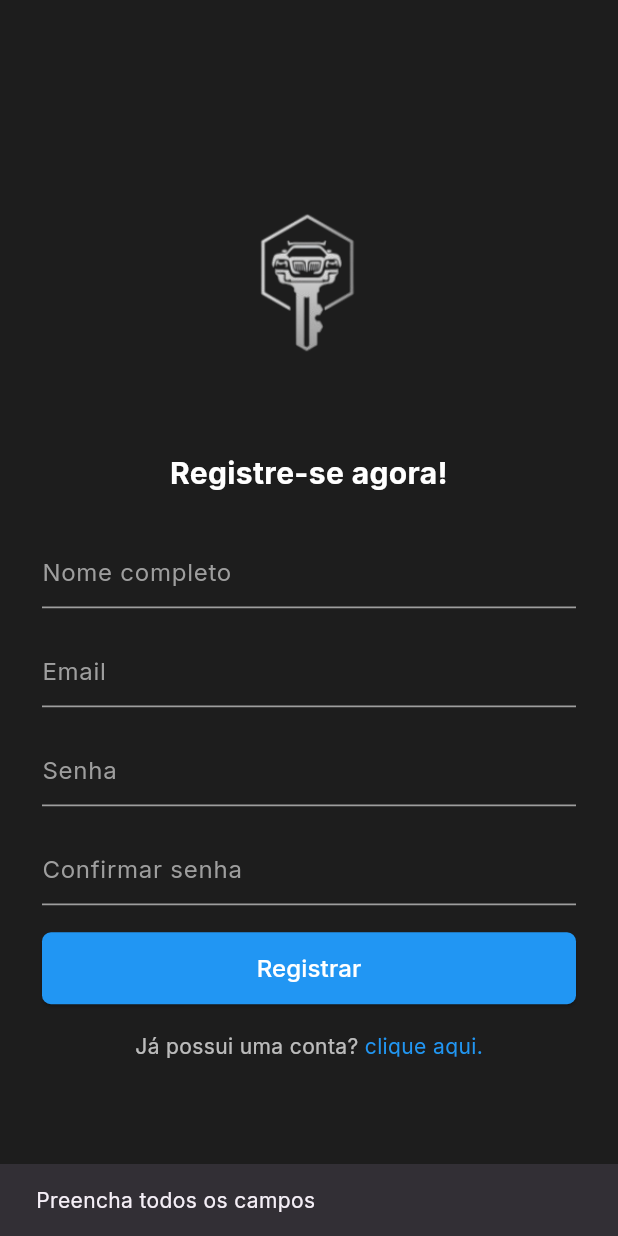
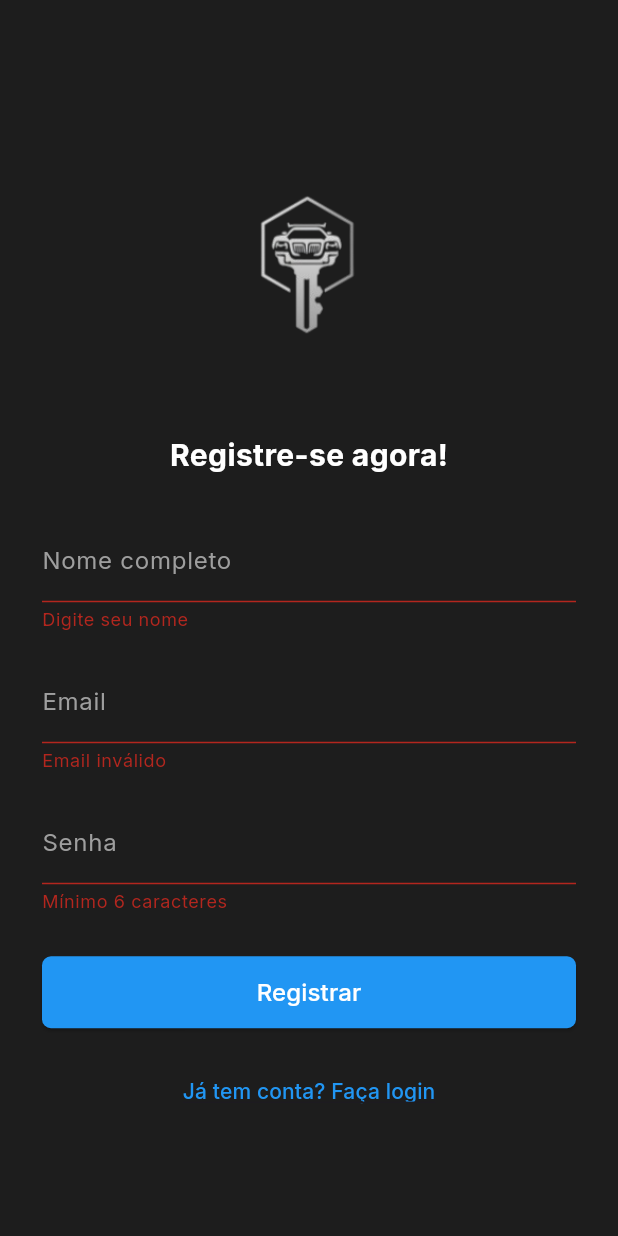
Before and after one commit to tduarte29/keybookTestes, a Flutter app: the RegisterScreen screen opened by its route, after a tap on "Registrar", on a phone screen of 412 x 824 dp. Run offline on Flutter 3.47's test engine with Material 3 defaults, Android fonts, the phone set to English and light mode, and no system bars; our stand-ins replace flutter_local_notifications, geolocator, google_fonts, google_maps_flutter, image_picker, permission_handler and 1 more; accounts and stored records are empty.

Commit message:
fix: registro funcionando de novo

```diff
--- a/lib/screens/register_screen.dart
+++ b/lib/screens/register_screen.dart
@@ -1,9 +1,5 @@
-import 'dart:convert';
-
 import 'package:flutter/material.dart';
 import 'package:google_fonts/google_fonts.dart';
-import 'package:http/http.dart' as http;
-
 import 'package:keybook/service/auth_service.dart';
 
 class RegisterScreen extends StatefulWidget {
@@ -14,73 +10,27 @@ class RegisterScreen extends StatefulWidget {
 }
 
 class _RegisterScreenState extends State<RegisterScreen> {
-  // Controladores para os campos de texto
-  final TextEditingController _emailController = TextEditingController();
-  final TextEditingController _passwordController = TextEditingController();
-  final TextEditingController _confirmPasswordController =
-      TextEditingController();
-  final TextEditingController _nameController = TextEditingController();
-
-  bool _isLoading = false;
+  final _formKey = GlobalKey<FormState>();
+  final _emailController = TextEditingController();
+  final _passwordController = TextEditingController();
+  final _nameController = TextEditingController();
 
   @override
   void dispose() {
     _emailController.dispose();
     _passwordController.dispose();
-    _confirmPasswordController.dispose();
     _nameController.dispose();
     super.dispose();
   }
 
-  bool _validateEmail(String email) {
-    return RegExp(r'^[\w-\.]+@([\w-]+\.)+[\w-]{2,4}$').hasMatch(email);
-  }
-
-  bool _validatePassword(String password) {
-    return password.length >= 6;
-  }
-
   Future<void> _handleRegister() async {
-    // Validar campos básicos primeiro
-    if (_nameController.text.isEmpty ||
-        _emailController.text.isEmpty ||
-        _passwordController.text.isEmpty ||
-        _confirmPasswordController.text.isEmpty) {
-      ScaffoldMessenger.of(
-        context,
-      ).showSnackBar(const SnackBar(content: Text('Preencha todos os campos')));
-      return;
-    }
-
-    if (_passwordController.text != _confirmPasswordController.text) {
-      ScaffoldMessenger.of(
-        context,
-      ).showSnackBar(const SnackBar(content: Text('As senhas não coincidem')));
-      return;
-    }
-
-    if (!_validateEmail(_emailController.text)) {
-      ScaffoldMessenger.of(
-        context,
-      ).showSnackBar(const SnackBar(content: Text('Email inválido')));
-      return;
-    }
-
-    if (!_validatePassword(_passwordController.text)) {
-      ScaffoldMessenger.of(context).showSnackBar(
-        const SnackBar(content: Text('Senha deve ter pelo menos 6 caracteres')),
-      );
-      return;
-    }
-
-    // Só ativa o loading depois de passar por todas as validações
-    setState(() => _isLoading = true);
+    if (!_formKey.currentState!.validate()) return;
 
     try {
       await AuthService.register(
-        _nameController.text,
-        _emailController.text,
-        _passwordController.text,
+        nome: _nameController.text,
+        email: _emailController.text,
+        password: _passwordController.text,
       );
 
       if (mounted) {
@@ -88,13 +38,9 @@ class _RegisterScreenState extends State<RegisterScreen> {
       }
     } catch (e) {
       if (mounted) {
-        ScaffoldMessenger.of(context).showSnackBar(
-          SnackBar(content: Text('Erro no registro: ${e.toString()}')),
-        );
-      }
-    } finally {
-      if (mounted) {
-        setState(() => _isLoading = false);
+        ScaffoldMessenger.of(
+          context,
+        ).showSnackBar(SnackBar(content: Text('Erro: ${e.toString()}')));
       }
     }
   }
@@ -107,6 +53,8 @@ class _RegisterScreenState extends State<RegisterScreen> {
         child: Center(
           child: SingleChildScrollView(
             padding: const EdgeInsets.symmetric(horizontal: 28),
+            child: Form(
+              key: _formKey,
               child: Column(
                 mainAxisAlignment: MainAxisAlignment.center,
                 children: [
@@ -115,7 +63,6 @@ class _RegisterScreenState extends State<RegisterScreen> {
                   const SizedBox(height: 48),
                   Text(
                     'Registre-se agora!',
-                  textAlign: TextAlign.center,
                     style: GoogleFonts.inter(
                       color: Colors.white,
                       fontSize: 20,
@@ -123,48 +70,42 @@ class _RegisterScreenState extends State<RegisterScreen> {
                     ),
                   ),
                   const SizedBox(height: 28),
-                _RegisterTextField(
+                  _buildTextField(
                     controller: _nameController,
-                  hintText: 'Nome completo',
-                  obscureText: false,
+                    label: 'Nome completo',
+                    validator:
+                        (value) => value!.isEmpty ? 'Digite seu nome' : null,
                   ),
                   const SizedBox(height: 18),
-                _RegisterTextField(
+                  _buildTextField(
                     controller: _emailController,
-                  hintText: 'Email',
-                  obscureText: false,
+                    label: 'Email',
+                    validator:
+                        (value) =>
+                            !value!.contains('@') ? 'Email inválido' : null,
                   ),
                   const SizedBox(height: 18),
-                _RegisterTextField(
+                  _buildTextField(
                     controller: _passwordController,
-                  hintText: 'Senha',
+                    label: 'Senha',
                     obscureText: true,
+                    validator:
+                        (value) =>
+                            value!.length < 6 ? 'Mínimo 6 caracteres' : null,
                   ),
-                const SizedBox(height: 18),
-                _RegisterTextField(
-                  controller: _confirmPasswordController,
-                  hintText: 'Confirmar senha',
-                  obscureText: true,
-                ),
-                const SizedBox(height: 18),
+                  const SizedBox(height: 28),
                   SizedBox(
                     width: double.infinity,
-                  child: SizedBox(
                     height: 48,
                     child: ElevatedButton(
-                      onPressed: _isLoading ? null : _handleRegister,
+                      onPressed: _handleRegister,
                       style: ElevatedButton.styleFrom(
                         backgroundColor: Colors.blue,
                         shape: RoundedRectangleBorder(
                           borderRadius: BorderRadius.circular(6),
                         ),
                       ),
-                      child:
-                          _isLoading
-                              ? const CircularProgressIndicator(
-                                color: Colors.white,
-                              )
-                              : Text(
+                      child: Text(
                         'Registrar',
                         style: GoogleFonts.inter(
                           color: Colors.white,
@@ -173,21 +114,11 @@ class _RegisterScreenState extends State<RegisterScreen> {
                       ),
                     ),
                   ),
-                ),
                   const SizedBox(height: 18),
-                Row(
-                  mainAxisAlignment: MainAxisAlignment.center,
-                  children: [
-                    Text(
-                      'Já possui uma conta? ',
-                      style: GoogleFonts.inter(color: Colors.white70),
-                    ),
-                    GestureDetector(
-                      onTap: () {
-                        Navigator.pushNamed(context, '/login');
-                      },
+                  TextButton(
+                    onPressed: () => Navigator.pushNamed(context, '/login'),
                     child: Text(
-                        'clique aqui.',
+                      'Já tem conta? Faça login',
                       style: GoogleFonts.inter(
                         color: Colors.blue,
                         decoration: TextDecoration.underline,
@@ -196,49 +127,34 @@ class _RegisterScreenState extends State<RegisterScreen> {
                   ),
                 ],
               ),
-                const SizedBox(height: 32),
-              ],
             ),
           ),
         ),
       ),
     );
   }
-}
 
-// Campo de texto customizado para registro, underline sutil e sem fundo
-class _RegisterTextField extends StatelessWidget {
-  final TextEditingController controller;
-  final String hintText;
-  final bool obscureText;
-
-  const _RegisterTextField({
-    required this.controller,
-    required this.hintText,
-    required this.obscureText,
-  });
-
-  @override
-  Widget build(BuildContext context) {
-    return TextField(
+  Widget _buildTextField({
+    required TextEditingController controller,
+    required String label,
+    bool obscureText = false,
+    String? Function(String?)? validator,
+  }) {
+    return TextFormField(
       controller: controller,
       obscureText: obscureText,
       style: GoogleFonts.inter(color: Colors.white),
       decoration: InputDecoration(
-        hintText: hintText,
-        hintStyle: GoogleFonts.inter(color: Colors.grey),
-        filled: false,
-        border: const UnderlineInputBorder(
-          borderSide: BorderSide(color: Colors.grey, width: 1.2),
-        ),
+        labelText: label,
+        labelStyle: GoogleFonts.inter(color: Colors.grey),
         enabledBorder: const UnderlineInputBorder(
-          borderSide: BorderSide(color: Colors.grey, width: 1.2),
+          borderSide: BorderSide(color: Colors.grey),
         ),
         focusedBorder: const UnderlineInputBorder(
-          borderSide: BorderSide(color: Colors.blue, width: 1.5),
+          borderSide: BorderSide(color: Colors.blue),
         ),
-        contentPadding: const EdgeInsets.symmetric(vertical: 12, horizontal: 0),
       ),
+      validator: validator,
     );
   }
 }
```
Also changed, not shown: lib/service/auth_service.dart (+150 -37 lines), lib/service/user_service.dart (deleted, +0 -13 lines). Lines whose indentation alone changed are shown as unchanged.
